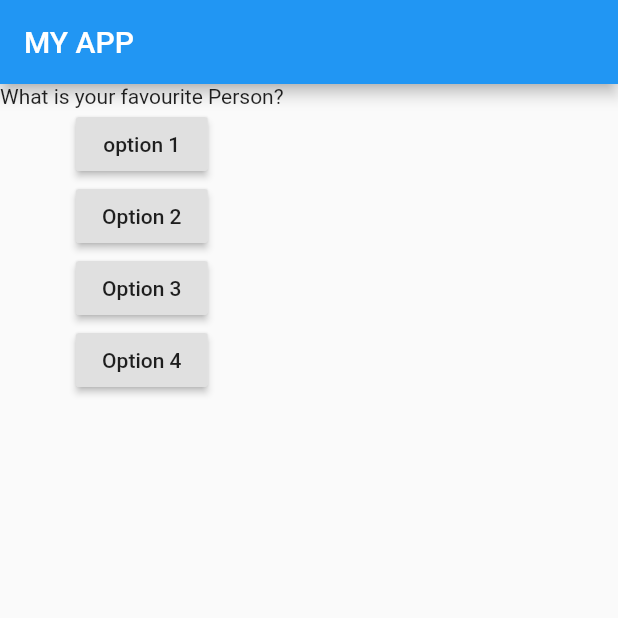
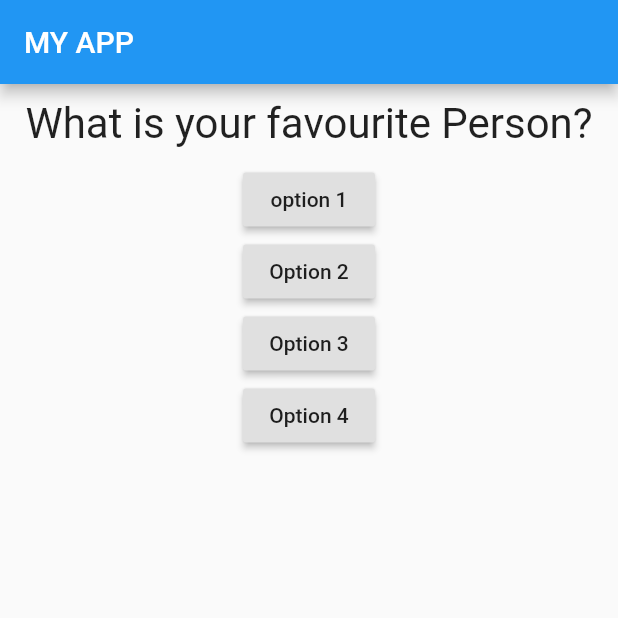
Before and after one commit to kumol/QuizAppFlutter, a Flutter app: the screen it shows after launch, on a phone screen of 412 x 824 dp, the top half of it. Run offline on Flutter 3.47's test engine with Material 2 defaults, Android fonts, the phone set to English and light mode, and no system bars.

```diff
--- a/lib/main.dart
+++ b/lib/main.dart
@@ -1,4 +1,6 @@
 import 'package:flutter/material.dart';
+
+import './question.dart';
 
 void main() {
   runApp(MyApp());
@@ -34,7 +36,7 @@ class _MyAppState extends State<MyApp> {
         ),
         body: Column(
           children: [
-            Text(questions[_questionIndex]),
+            Question(questions[_questionIndex]),
             RaisedButton(
               child: Text("option 1"),
               onPressed: action,
--- /dev/null
+++ b/lib/question.dart
@@ -0,0 +1,15 @@
+import 'package:flutter/material.dart';
+
+class Question extends StatelessWidget {
+  String questionText;
+  Question(this.questionText);
+  @override
+  Widget build(BuildContext context) {
+    return Container(
+      width: double.infinity,
+      margin: EdgeInsets.all(10),
+      child: Text(this.questionText,
+          style: TextStyle(fontSize: 28), textAlign: TextAlign.center),
+    );
+  }
+}
```
